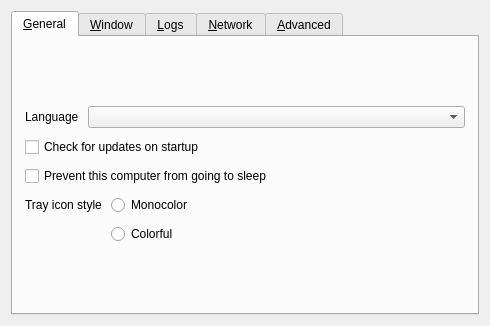
Before: the Qt Designer form src/lib/gui/dialogs/SettingsDialog.ui in youxia173/DeskConnect, drawn with Qt 5.
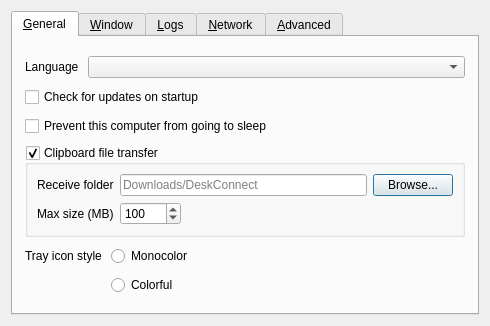
After: the same form once the commit is applied. Icons and pictures are not drawn.

The edit to the form file:
```diff
--- a/src/lib/gui/dialogs/SettingsDialog.ui
+++ b/src/lib/gui/dialogs/SettingsDialog.ui
@@ -92,6 +92,83 @@
          </property>
         </widget>
        </item>
+       <item>
+        <widget class="QGroupBox" name="groupFileTransfer">
+         <property name="title">
+          <string>Clipboard file transfer</string>
+         </property>
+         <property name="checkable">
+          <bool>true</bool>
+         </property>
+         <property name="checked">
+          <bool>true</bool>
+         </property>
+         <layout class="QVBoxLayout" name="verticalLayoutFileTransfer">
+          <item>
+           <layout class="QHBoxLayout" name="horizontalLayoutFileTransferDir">
+            <item>
+             <widget class="QLabel" name="lblFileTransferDir">
+              <property name="text">
+               <string>Receive folder</string>
+              </property>
+             </widget>
+            </item>
+            <item>
+             <widget class="QLineEdit" name="lineFileTransferDir">
+              <property name="placeholderText">
+               <string>Downloads/DeskConnect</string>
+              </property>
+             </widget>
+            </item>
+            <item>
+             <widget class="QPushButton" name="btnBrowseFileTransferDir">
+              <property name="text">
+               <string>Browse...</string>
+              </property>
+             </widget>
+            </item>
+           </layout>
+          </item>
+          <item>
+           <layout class="QHBoxLayout" name="horizontalLayoutFileTransferSize">
+            <item>
+             <widget class="QLabel" name="lblFileTransferMax">
+              <property name="text">
+               <string>Max size (MB)</string>
+              </property>
+             </widget>
+            </item>
+            <item>
+             <widget class="QSpinBox" name="sbFileTransferMaxMb">
+              <property name="minimum">
+               <number>1</number>
+              </property>
+              <property name="maximum">
+               <number>10240</number>
+              </property>
+              <property name="value">
+               <number>100</number>
+              </property>
+             </widget>
+            </item>
+            <item>
+             <spacer name="horizontalSpacerFileTransferSize">
+              <property name="orientation">
+               <enum>Qt::Orientation::Horizontal</enum>
+              </property>
+              <property name="sizeHint" stdset="0">
+               <size>
+                <width>40</width>
+                <height>20</height>
+               </size>
+              </property>
+             </spacer>
+            </item>
+           </layout>
+          </item>
+         </layout>
+        </widget>
+       </item>
        <item>
         <layout class="QFormLayout" name="formLayout">
          <item row="1" column="1">
```
